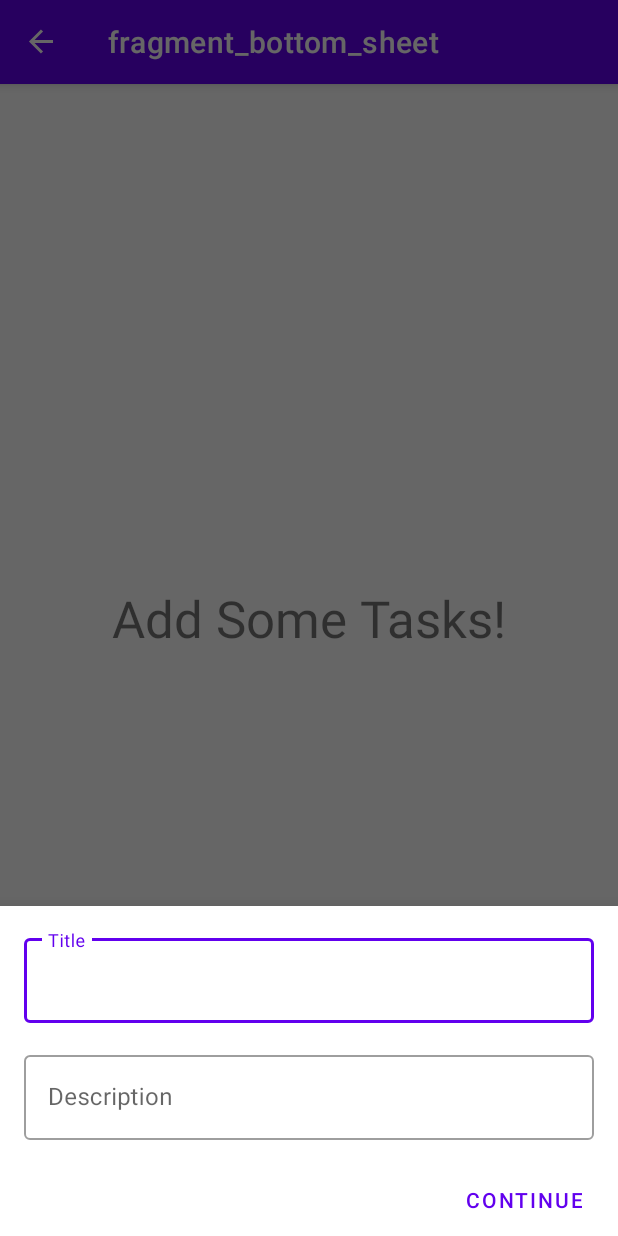
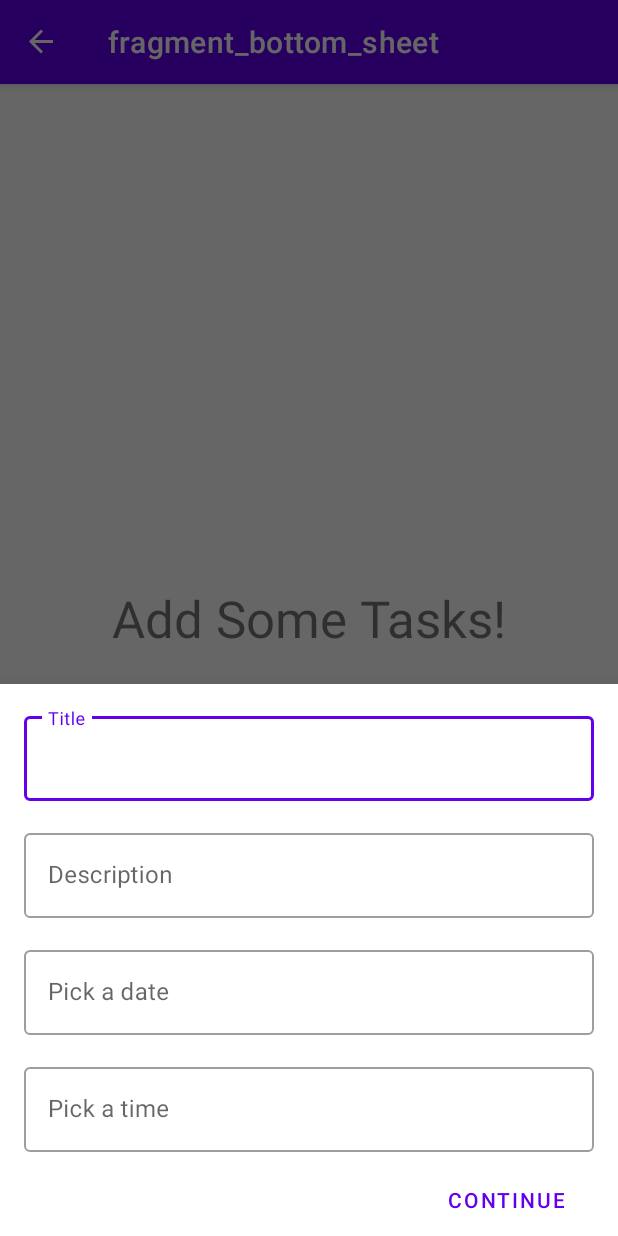
Before and after one commit to vishal-1408/Todo-Kotlin-App, an Android app: the BottomSheetFragment screen opened through its navigation route, on a phone screen of 412 x 824 dp. Run offline under Robolectric (Android 15) with nearby library versions, the phone set to English and light mode, and no system bars; our stand-ins replace navigation-ui.

Commit message:
feat: add new features

```diff
--- a/app/src/main/AndroidManifest.xml
+++ b/app/src/main/AndroidManifest.xml
@@ -10,6 +10,10 @@
         android:roundIcon="@mipmap/ic_launcher_round"
         android:supportsRtl="true"
         android:theme="@style/Theme.Todo">
+        <receiver
+            android:name="com.example.todo.receivers.NotificationReceiver"
+            android:enabled="true"
+            android:exported="true"></receiver>
         <activity android:name=".MainActivity">
             <intent-filter>
                 <action android:name="android.intent.action.MAIN" />
--- a/app/src/main/java/com/example/todo/adapter/TodoAdapter.kt
+++ b/app/src/main/java/com/example/todo/adapter/TodoAdapter.kt
@@ -15,6 +15,7 @@ class TodoAdapter(private val alert: (task: Task) -> Unit) :
             var title: String = task.title
             if (task.title.length > 26) title = task.title.slice(0..23) + "..."
             binding.listItemTv.text = title
+
         }
     }
 
--- a/app/src/main/java/com/example/todo/database/Task/Task.kt
+++ b/app/src/main/java/com/example/todo/database/Task/Task.kt
@@ -11,8 +11,8 @@ enum class Status{
 @Entity
 data class Task(
     @PrimaryKey(autoGenerate = true)
-    val id:Int,
-    @NotNull val title:String,
-    @NotNull val description:String,
+    val id: Int = 0,
+    @NotNull val title: String,
+    @NotNull val description: String,
     @NotNull var status: Status
 )
--- a/app/src/main/java/com/example/todo/database/Task/TaskDao.kt
+++ b/app/src/main/java/com/example/todo/database/Task/TaskDao.kt
@@ -1,17 +1,14 @@
 package com.example.todo.database.Task
 
-import androidx.room.Dao
-import androidx.room.Delete
-import androidx.room.Query
-import androidx.room.Update
+import androidx.room.*
 import kotlinx.coroutines.flow.Flow
 
 
 @Dao
 interface TaskDao {
     //insert data
-    @Query("Insert into Task(title,description,status) values(:title,:desc,:status)")
-    fun insert(title: String, desc: String, status: Status)
+    @Insert
+    fun insert(task: Task): Long
 
     //update status
     @Update
--- a/app/src/main/java/com/example/todo/fragments/AvailableTasks.kt
+++ b/app/src/main/java/com/example/todo/fragments/AvailableTasks.kt
@@ -1,5 +1,10 @@
 package com.example.todo.fragments
 
+import android.app.NotificationChannel
+import android.app.NotificationManager
+import android.content.Context
+import android.graphics.Color
+import android.os.Build
 import android.os.Bundle
 import android.util.Log
 import android.view.LayoutInflater
@@ -9,8 +14,8 @@ import androidx.fragment.app.Fragment
 import androidx.fragment.app.activityViewModels
 import androidx.lifecycle.coroutineScope
 import androidx.navigation.fragment.findNavController
-import androidx.recyclerview.widget.DividerItemDecoration
-import androidx.recyclerview.widget.LinearLayoutManager
+import androidx.recyclerview.widget.GridLayoutManager
+import com.example.todo.R
 import com.example.todo.TodoApplication
 import com.example.todo.adapter.TodoAdapter
 import com.example.todo.database.Task.Status
@@ -21,7 +26,7 @@ import kotlinx.coroutines.Dispatchers
 import kotlinx.coroutines.flow.collect
 import kotlinx.coroutines.launch
 
-
+const val CHANNEL_ID = 1
 class AvailableTasks : Fragment() {
     private val viewModel:TodoViewModel by activityViewModels{
         TodoViewModelFactory((activity?.application as TodoApplication).database.taskDao())
@@ -35,15 +40,21 @@ class AvailableTasks : Fragment() {
         arguments?.let {
             val title = it.getString("title")
             val description = it.getString("description")
+            val notificationTime = it.getLong("notificationTime")
             if (!title.isNullOrEmpty() && !description.isNullOrEmpty()) {
                 lifecycle.coroutineScope.launch(Dispatchers.IO) {
-                    viewModel.insertData(title.trim(), description.trim(), Status.AVAILABLE)
+                    viewModel.insertData(
+                        title.trim(),
+                        description.trim(),
+                        Status.AVAILABLE,
+                        notificationTime,
+                        requireContext()
+                    )
                 }
             }
-        }
-        Log.i("available", "came outside!!")
 
 
+        }
     }
 
     override fun onCreateView(
@@ -51,7 +62,7 @@ class AvailableTasks : Fragment() {
         savedInstanceState: Bundle?
     ): View? {
         // Inflate the layout for this fragment
-        binding = FragmentAvailableTasksBinding.inflate(inflater)
+        binding = com.example.todo.databinding.FragmentAvailableTasksBinding.inflate(inflater)
         binding.floatingActionButton.setOnClickListener {
             val directions = AvailableTasksDirections.actionAvailableTasksToBottomSheetFragment()
             findNavController().navigate(directions)
@@ -63,13 +74,13 @@ class AvailableTasks : Fragment() {
             )
         }
         binding.availableRv.adapter = adapter
-        binding.availableRv.layoutManager = LinearLayoutManager(context)
-        binding.availableRv.addItemDecoration(
-            DividerItemDecoration(
-                context,
-                DividerItemDecoration.VERTICAL
-            )
-        )
+        binding.availableRv.layoutManager = GridLayoutManager(context, 1)
+//        binding.availableRv.addItemDecoration(
+//            DividerItemDecoration(
+//                context,
+//                DividerItemDecoration.VERTICAL
+//            )
+//        )
         lifecycle.coroutineScope.launch {
             viewModel.getByStatus(Status.AVAILABLE).collect {
                 adapter.submitList(it)
@@ -77,7 +88,30 @@ class AvailableTasks : Fragment() {
                 else binding.noAvailItems.visibility = View.GONE
             }
         }
+
+        createChannel()
+
         return binding.root
     }
 
+    private fun createChannel() {
+        if (Build.VERSION.SDK_INT >= Build.VERSION_CODES.O) {
+            val notificationChannel = NotificationChannel(
+                requireContext().getString(R.string.channel_name),
+                requireContext().getString(R.string.channel_name),
+                NotificationManager.IMPORTANCE_HIGH
+            )
+
+            notificationChannel.enableVibration(true)
+            notificationChannel.enableLights(true)
+            notificationChannel.lightColor = Color.BLUE
+            notificationChannel.description =
+                "Channel for notification that notify to start the tasks"
+
+            val notificationManager =
+                requireContext().getSystemService(Context.NOTIFICATION_SERVICE) as NotificationManager
+            notificationManager.createNotificationChannel(notificationChannel)
+        }
+    }
+
 }
--- a/app/src/main/java/com/example/todo/fragments/BottomSheetFragment.kt
+++ b/app/src/main/java/com/example/todo/fragments/BottomSheetFragment.kt
@@ -1,6 +1,7 @@
 package com.example.todo.fragments
 
 import android.os.Bundle
+import android.util.Log
 import android.view.LayoutInflater
 import android.view.View
 import android.view.ViewGroup
@@ -8,14 +9,29 @@ import android.widget.Toast
 import androidx.navigation.fragment.findNavController
 import com.example.todo.databinding.FragmentBottomSheetBinding
 import com.google.android.material.bottomsheet.BottomSheetDialogFragment
+import com.google.android.material.datepicker.CalendarConstraints
+import com.google.android.material.datepicker.MaterialDatePicker
+import com.google.android.material.timepicker.MaterialTimePicker
+import com.google.android.material.timepicker.TimeFormat
+import java.text.SimpleDateFormat
+import java.util.*
 
 
-class BottomSheetFragment : BottomSheetDialogFragment(){
+class BottomSheetFragment : BottomSheetDialogFragment() {
 
-    private lateinit var binding:FragmentBottomSheetBinding
+    private lateinit var binding: FragmentBottomSheetBinding
+    private val SELECT_TIME = "SELECT_TIME"
+    private var selectedDateInMillis: Long? = null
+    private var selectedTimeHour: Int? = null
+    private var selectedTimeMinute: Int? = null
+    private var datePickerTag: String? = null
+    private var timePickerTag: String? = null
 
     override fun onCreate(savedInstanceState: Bundle?) {
         super.onCreate(savedInstanceState)
+        savedInstanceState?.let {
+            selectedDateInMillis = it.getLong(SELECT_TIME)
+        }
 
     }
 
@@ -26,74 +42,132 @@ class BottomSheetFragment : BottomSheetDialogFragment(){
     ): View? {
         // Inflate the layout for this fragment
         binding = FragmentBottomSheetBinding.inflate(inflater)
-
-//        binding.titleInput.setOnFocusChangeListener { v, hasFocus ->
-//            if(!hasFocus){
-//                if(binding.title.editText?.text.toString().isNullOrEmpty()) {
-//                    binding.title.isErrorEnabled=true
-//                    binding.title.error="Required Field"
-//                }
-//                binding.addInput.isEnabled = !(binding.title.isErrorEnabled || binding.description.isErrorEnabled)
-//            }
-//
-//        }
-//         use live data instead!!
-
-//        binding.titleInput.setOnKeyListener(){
-//                v: View?, keyCode: Int, event: KeyEvent? ->
-//                event?.action?.equals(1)?.let{
-//                    if((v as TextInputEditText).text.toString().isNullOrEmpty()){
-//                        binding.title.isErrorEnabled=true
-//                        binding.title.error="Required Field"
-//                    }else binding.title.isErrorEnabled=false
-//                    binding.addInput.isEnabled = !(binding.title.isErrorEnabled || binding.description.isErrorEnabled)
-//                }
-//
-//                true
-//        }
-//        binding.descriptionInput.setOnKeyListener{
-//                v: View?, keyCode: Int, event: KeyEvent? ->
-//                event?.action?.equals(1)?.let{
-//                    if((v as TextInputEditText).text.toString().isNullOrEmpty()){
-//                        binding.description.isErrorEnabled=true
-//                        binding.description.error="Required Field"
-//                    }else binding.description.isErrorEnabled=false
-//
-//                    binding.addInput.isEnabled = !(binding.title.isErrorEnabled || binding.description.isErrorEnabled)
-//                }
-//
-//            true
-//        }
-
-//        binding.descriptionInput.setOnFocusChangeListener { v, hasFocus ->
-//            if(!hasFocus) {
-//                if(binding.description.editText?.text.toString().isNullOrEmpty()) {
-//                    binding.description.isErrorEnabled=true
-//                    binding.description.error="Required Field"
-//                    binding.addInput.isEnabled=false
-//                }
-//                binding.addInput.isEnabled = !(binding.title.isErrorEnabled || binding.description.isErrorEnabled)
-//            }
-//
-//        }
-
-
+        buildTimePicker()
+        buildDatePicker()
         binding.addInput.setOnClickListener {
             val title = binding.title.editText?.text.toString()
             val description = binding.description.editText?.text.toString()
+            if (title.isNullOrEmpty() || description.isNullOrEmpty() || selectedDateInMillis.toString()
+                    .isNullOrEmpty()
+                || selectedTimeHour.toString().isNullOrEmpty() || selectedTimeMinute.toString()
+                    .isNullOrEmpty()
+            ) {
+                Toast.makeText(context, "All inputs are required", Toast.LENGTH_SHORT).show()
+            } else {
 
-            if (title.isNullOrEmpty() || description.isNullOrEmpty()) {
-                Toast.makeText(context, "Both inputs are requried", Toast.LENGTH_SHORT).show()
-            } else {
+                val calendar = combineDateAndTimePickerResults()
+                Log.i("INSERT", SimpleDateFormat("dd MMMM yyyy HH:mm").format(calendar.time))
+
                 val direction =
                     BottomSheetFragmentDirections.actionBottomSheetFragmentToAvailableTasks(
                         title = title,
-                        description = description
+                        description = description,
+                        notificationTime = calendar.timeInMillis
                     )
                 findNavController().navigate(direction)
             }
         }
+
+
         return binding.root
+    }
+
+    private fun combineDateAndTimePickerResults(): Calendar {
+        val calendar = Calendar.getInstance(TimeZone.getTimeZone("UTC"))
+        calendar.timeInMillis = selectedDateInMillis!!
+        calendar.setTimeZone(TimeZone.getDefault())
+        calendar[Calendar.HOUR_OF_DAY] = selectedTimeHour!!
+        calendar[Calendar.MINUTE] = selectedTimeMinute!!
+        //calendar.setTimeZone(TimeZone.getTimeZone("UTC"))
+        return calendar
+        Toast.makeText(
+            context,
+            SimpleDateFormat("dd MMMM yyyy HH:mm").format(calendar.time),
+            Toast.LENGTH_LONG
+        ).show()
+    }
+
+    private fun buildTimePicker() {
+        binding.timePickInput.isFocusable = false
+        binding.timePickInput.isCursorVisible = false
+
+
+        val timePicker = MaterialTimePicker.Builder()
+            .setTitleText("Pick a time")
+            .setTimeFormat(TimeFormat.CLOCK_12H)
+            .setHour(Calendar.getInstance()[Calendar.HOUR_OF_DAY])
+            .setMinute(Calendar.getInstance()[Calendar.MINUTE])
+            .build()
+        timePicker.addOnPositiveButtonClickListener {
+            val hour = timePicker.hour
+            val minute = timePicker.minute
+            val formatString = when {
+                hour < 10 -> {
+                    if (minute < 10) "0$hour:0$minute"
+                    else "0$hour:$minute"
+                }
+                else -> {
+                    if (minute < 10) "$hour:0$minute"
+                    else "$hour:$minute"
+                }
+            }
+            binding.timePickInput.setText(formatString.toCharArray(), 0, formatString.length)
+            selectedTimeHour = hour
+            selectedTimeMinute = minute
+        }
+
+        binding.timePickInput.setOnClickListener {
+            timePicker.show(parentFragmentManager, "TIMEPICKER")
+            timePickerTag = "TIMEPICKER"
+        }
+    }
+
+    private fun buildDatePicker() {
+
+        val calendar = Calendar.getInstance(TimeZone.getTimeZone("UTC"))
+        // to make the input box un-editable, due to which we can show the datepicker
+        binding.datePickInput.isFocusable = false
+        binding.datePickInput.isCursorVisible = false
+        // this is the startDate for constraints
+        val startDateInMillis = selectedDateInMillis ?: calendar.timeInMillis
+
+        calendar[Calendar.MONTH] = calendar[Calendar.MONTH].plus(1)
+
+        // enddate for constraints
+        val endDateInMillis = calendar.timeInMillis
+
+        val calendarConstraints = CalendarConstraints.Builder()
+            .setStart(startDateInMillis) //set Start constrains the start and it takes the timeInMillis
+            .setEnd(endDateInMillis)
+            .build()
+
+        val datePicker = MaterialDatePicker.Builder.datePicker().setTitleText("Select The Date")
+            .setSelection(MaterialDatePicker.todayInUtcMilliseconds())
+            .setCalendarConstraints(calendarConstraints)
+            .build()
+
+        // when clicked ok this is fired
+        datePicker.addOnPositiveButtonClickListener {
+            selectedDateInMillis = it
+            Log.i("BOTTOM", it.toString())
+            val calendar = Calendar.getInstance()
+            calendar.timeInMillis = it
+            val dateString = SimpleDateFormat("dd MMMM yyyy").format(calendar.time).toString()
+            binding.datePickInput.setText(dateString.toCharArray(), 0, dateString.length)
+        }
+
+
+        binding.datePickInput.setOnClickListener {
+            // is it required to set the timeInMillis to UTC timeinMillis using MaterialDatePicker.todayInUtcMilliSeconds()
+            datePicker.show(parentFragmentManager, "DATEPICKER")
+            datePickerTag = "DATEPICKER"
+
+        }
+    }
+
+    override fun onSaveInstanceState(outState: Bundle) {
+        super.onSaveInstanceState(outState)
+        outState.putLong(SELECT_TIME, selectedDateInMillis!!)
     }
 
 
--- /dev/null
+++ b/app/src/main/res/drawable/ic_baseline_assignment_24.xml
@@ -0,0 +1,10 @@
+<vector xmlns:android="http://schemas.android.com/apk/res/android"
+    android:width="24dp"
+    android:height="24dp"
+    android:tint="#161616"
+    android:viewportWidth="24"
+    android:viewportHeight="24">
+    <path
+        android:fillColor="@android:color/white"
+        android:pathData="M19,3h-4.18C14.4,1.84 13.3,1 12,1c-1.3,0 -2.4,0.84 -2.82,2L5,3c-1.1,0 -2,0.9 -2,2v14c0,1.1 0.9,2 2,2h14c1.1,0 2,-0.9 2,-2L21,5c0,-1.1 -0.9,-2 -2,-2zM12,3c0.55,0 1,0.45 1,1s-0.45,1 -1,1 -1,-0.45 -1,-1 0.45,-1 1,-1zM14,17L7,17v-2h7v2zM17,13L7,13v-2h10v2zM17,9L7,9L7,7h10v2z" />
+</vector>
--- a/app/src/main/res/layout/fragment_bottom_sheet.xml
+++ b/app/src/main/res/layout/fragment_bottom_sheet.xml
@@ -26,7 +26,6 @@
             android:layout_width="match_parent"
             android:layout_height="wrap_content"
             android:maxLength="28" />
-
     </com.google.android.material.textfield.TextInputLayout>
 
     <com.google.android.material.textfield.TextInputLayout
@@ -51,14 +50,56 @@
 
     </com.google.android.material.textfield.TextInputLayout>
 
+
+    <com.google.android.material.textfield.TextInputLayout
+        android:id="@+id/datePick"
+        style="@style/Widget.MaterialComponents.TextInputLayout.OutlinedBox"
+        android:layout_width="match_parent"
+        android:layout_height="wrap_content"
+        android:layout_marginStart="16dp"
+        android:layout_marginTop="16dp"
+        android:layout_marginEnd="16dp"
+        android:hint="@string/pick_a_date"
+        app:layout_constraintEnd_toEndOf="parent"
+        app:layout_constraintHorizontal_bias="0.0"
+        app:layout_constraintStart_toStartOf="parent"
+        app:layout_constraintTop_toBottomOf="@+id/description">
+
+        <com.google.android.material.textfield.TextInputEditText
+            android:id="@+id/datePickInput"
+            android:layout_width="match_parent"
+            android:layout_height="wrap_content"
+            android:maxLength="28" />
+    </com.google.android.material.textfield.TextInputLayout>
+
+    <com.google.android.material.textfield.TextInputLayout
+        android:id="@+id/timePick"
+        style="@style/Widget.MaterialComponents.TextInputLayout.OutlinedBox"
+        android:layout_width="match_parent"
+        android:layout_height="wrap_content"
+        android:layout_marginStart="16dp"
+        android:layout_marginTop="16dp"
+        android:layout_marginEnd="16dp"
+        android:hint="Pick a time"
+        app:layout_constraintEnd_toEndOf="parent"
+        app:layout_constraintStart_toStartOf="parent"
+        app:layout_constraintTop_toBottomOf="@+id/datePick">
+
+        <com.google.android.material.textfield.TextInputEditText
+            android:id="@+id/timePickInput"
+            android:layout_width="match_parent"
+            android:layout_height="wrap_content"
+            android:maxLength="28" />
+    </com.google.android.material.textfield.TextInputLayout>
+
     <Button
         android:id="@+id/addInput"
         android:layout_width="wrap_content"
         android:layout_height="wrap_content"
-        android:layout_marginTop="16dp"
-        android:layout_marginEnd="16dp"
+        android:layout_marginTop="8dp"
+        android:layout_marginEnd="28dp"
         android:text="@string/continueTheTasks"
         app:layout_constraintEnd_toEndOf="parent"
-        app:layout_constraintTop_toBottomOf="@+id/description" />
+        app:layout_constraintTop_toBottomOf="@+id/timePick" />
 
 </androidx.constraintlayout.widget.ConstraintLayout>
--- a/app/src/main/res/layout/fragment_completed_tasks.xml
+++ b/app/src/main/res/layout/fragment_completed_tasks.xml
@@ -23,4 +23,5 @@
         app:layout_constraintEnd_toEndOf="parent"
         app:layout_constraintStart_toStartOf="parent"
         app:layout_constraintTop_toTopOf="parent" />
+
 </FrameLayout>
--- a/app/src/main/res/navigation/nav_graph.xml
+++ b/app/src/main/res/navigation/nav_graph.xml
@@ -9,7 +9,7 @@
         android:id="@+id/availableTasks"
         android:name="com.example.todo.fragments.AvailableTasks"
         android:label="Available Tasks"
-        tools:layout="@layout/fragment_available_tasks" >
+        tools:layout="@layout/fragment_available_tasks">
         <action
             android:id="@+id/action_availableTasks_to_bottomSheetFragment"
             app:destination="@id/bottomSheetFragment" />
@@ -19,6 +19,9 @@
         <argument
             android:name="description"
             app:argType="string" />
+        <argument
+            android:name="notificationTime"
+            app:argType="long" />
     </fragment>
     <fragment
         android:id="@+id/startedTasks"
--- a/app/src/main/res/values/strings.xml
+++ b/app/src/main/res/values/strings.xml
@@ -7,4 +7,7 @@
     <string name="continueTheTasks">Continue</string>
     <string name="start_the_tasks_don_t_be_lazy">Start the Tasks! \nDon\'t Be Lazy ;)</string>
     <string name="complete_the_tasks">Complete The Tasks</string>
+    <string name="pick_a_date">Pick a date</string>
+    <string name="start_task">Start the Task</string>
+    <string name="channel_name">MainTaskNotificationChannel</string>
 </resources>
```
Also changed, not shown: app/src/main/java/com/example/todo/fragments/CompletedTasks.kt (+8 -9 lines), app/src/main/java/com/example/todo/fragments/DialogFragment.kt (+6 -1 lines), app/src/main/java/com/example/todo/fragments/StartedTasks.kt (+8 -9 lines), app/src/main/java/com/example/todo/models/TodoViewModel.kt (+69 -3 lines), app/src/main/java/com/example/todo/receivers/NotificationReceiver.kt (added, +22 -0 lines), app/src/main/java/com/example/todo/utils/NotificationUtils.kt (added, +33 -0 lines), app/src/main/res/drawable/rounded_corners.xml (added, +12 -0 lines), app/src/main/res/layout/list_item.xml (+5 -5 lines).
